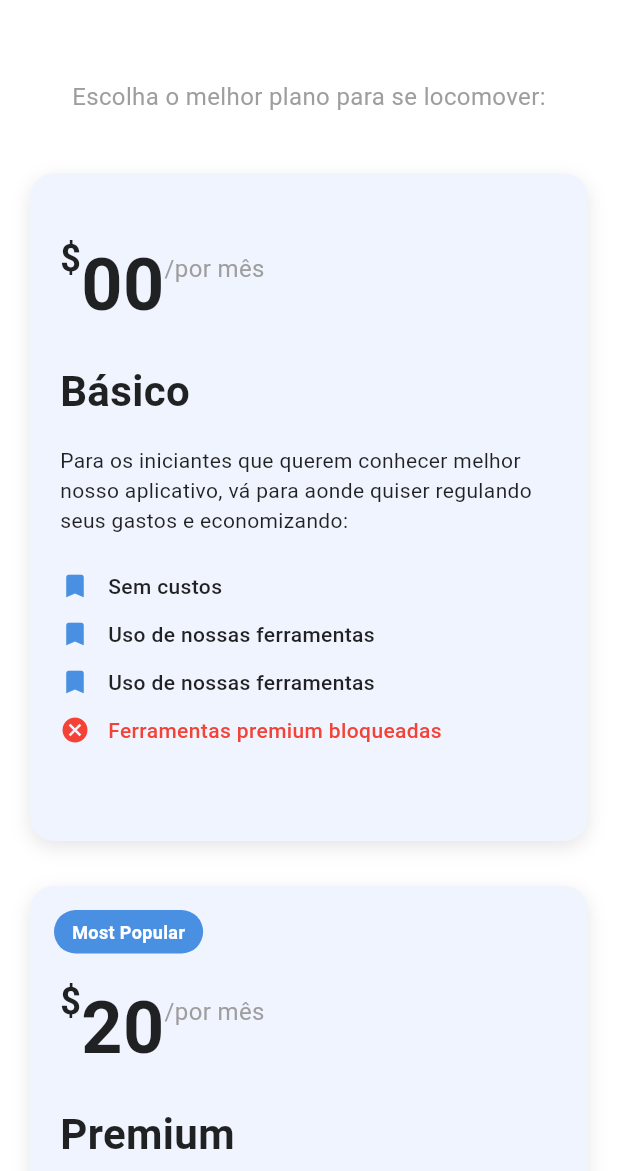
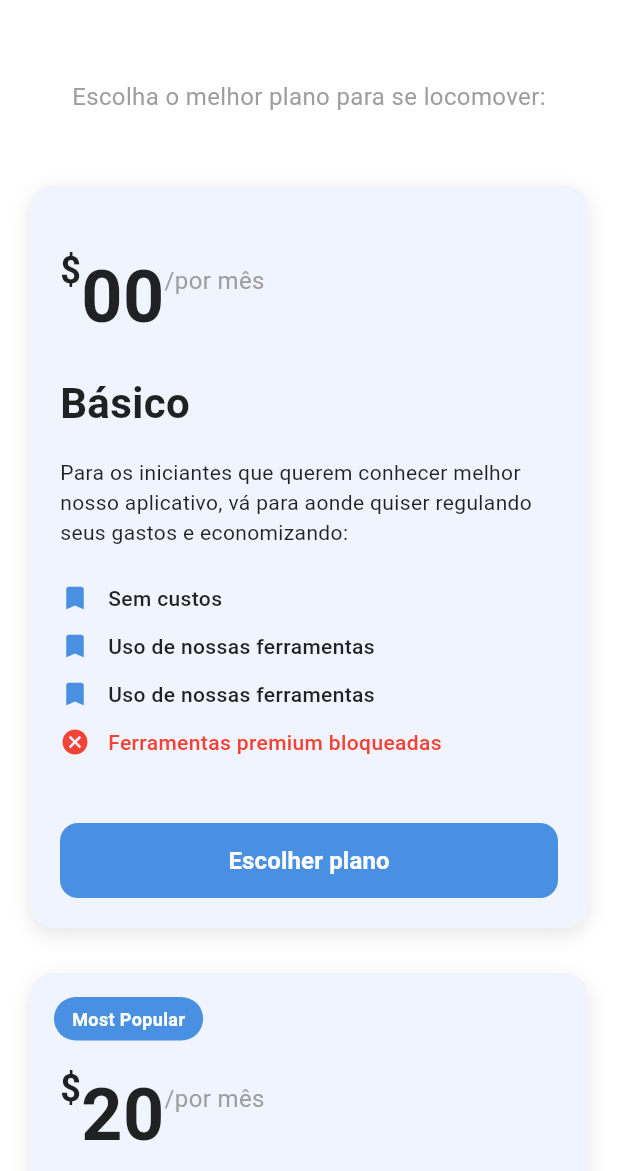
Before and after one commit to kauaDaviAmaro/instacar, a Flutter app: the PlansPage screen opened by its route, on a phone screen of 412 x 824 dp, the part 65-1236 px from its top. Run offline on Flutter 3.47's test engine with Material 3 defaults, Android fonts, the phone set to English and light mode, and no system bars; our stand-ins replace awesome_bottom_bar, awesome_snackbar_content, diacritic, flutter_multi_formatter, flutter_xlider, go_router and 5 more; missing offline and left inert: dart:html, dart:ui_web; accounts and stored records are empty; network calls fail.

Commit message:
scrum-54 Adicionar atualização para o plano premium

```diff
--- a/instacar/lib/presentation/pages/main/plans.dart
+++ b/instacar/lib/presentation/pages/main/plans.dart
@@ -1,8 +1,60 @@
 import 'package:flutter/material.dart';
 import 'package:go_router/go_router.dart';
+import 'package:instacar/core/services/user_service.dart';
+import 'package:shared_preferences/shared_preferences.dart';
+import 'package:instacar/core/services/user_service.dart';
 
-class PlansPage extends StatelessWidget {
+class PlansPage extends StatefulWidget {
   const PlansPage({super.key});
+
+  @override
+  State<PlansPage> createState() => _PlansPageState();
+}
+
+class _PlansPageState extends State<PlansPage> {
+  String? _currentPlan; // 'basic' | 'premium' | null
+  bool _saving = false;
+
+  @override
+  void initState() {
+    super.initState();
+    _loadCurrentPlan();
+  }
+
+  Future<void> _loadCurrentPlan() async {
+    final prefs = await SharedPreferences.getInstance();
+    setState(() {
+      _currentPlan = prefs.getString('user_plan');
+    });
+  }
+
+  Future<void> _setPlan(String plan) async {
+    if (_saving) return;
+    setState(() {
+      _saving = true;
+    });
+    try {
+      final prefs = await SharedPreferences.getInstance();
+      await prefs.setString('user_plan', plan);
+      try { await UserService.updatePlan(plan); } catch (_) {}
+      setState(() {
+        _currentPlan = plan;
+      });
+      if (!mounted) return;
+      ScaffoldMessenger.of(context).showSnackBar(
+        SnackBar(
+          content: Text('Plano alterado para ${plan == 'premium' ? 'Premium' : 'Básico'}'),
+          backgroundColor: Colors.green,
+        ),
+      );
+    } finally {
+      if (mounted) {
+        setState(() {
+          _saving = false;
+        });
+      }
+    }
+  }
 
   @override
   Widget build(BuildContext context) {
@@ -14,7 +66,6 @@ class PlansPage extends StatelessWidget {
         leading: IconButton(
           icon: const Icon(Icons.arrow_back, color: Colors.black),
           onPressed: () {
-            // Tenta voltar no histórico, se não conseguir vai para login
             if (context.canPop()) {
               context.pop();
             } else {
@@ -47,6 +98,36 @@ class PlansPage extends StatelessWidget {
               ),
               textAlign: TextAlign.center,
             ),
+            const SizedBox(height: 8),
+            if (_currentPlan != null)
+              Container(
+                padding: const EdgeInsets.symmetric(horizontal: 12, vertical: 8),
+                decoration: BoxDecoration(
+                  color: (_currentPlan == 'premium' ? const Color(0xFF4A90E2) : Colors.grey).withOpacity(0.1),
+                  borderRadius: BorderRadius.circular(20),
+                  border: Border.all(
+                    color: _currentPlan == 'premium' ? const Color(0xFF4A90E2) : Colors.grey,
+                  ),
+                ),
+                child: Row(
+                  mainAxisSize: MainAxisSize.min,
+                  children: [
+                    Icon(
+                      Icons.check_circle,
+                      color: _currentPlan == 'premium' ? const Color(0xFF4A90E2) : Colors.grey,
+                      size: 18,
+                    ),
+                    const SizedBox(width: 6),
+                    Text(
+                      'Plano atual: ${_currentPlan == 'premium' ? 'Premium' : 'Básico'}',
+                      style: TextStyle(
+                        color: _currentPlan == 'premium' ? const Color(0xFF4A90E2) : Colors.grey,
+                        fontWeight: FontWeight.w600,
+                      ),
+                    ),
+                  ],
+                ),
+              ),
             const SizedBox(height: 40),
 
             // Plano Básico
@@ -62,6 +143,7 @@ class PlansPage extends StatelessWidget {
                 'Ferramentas premium bloqueadas',
               ],
               isPopular: false,
+              planKey: 'basic',
             ),
 
             const SizedBox(height: 30),
@@ -80,6 +162,7 @@ class PlansPage extends StatelessWidget {
                 'Maior número salvos em favoritos',
               ],
               isPopular: true,
+              planKey: 'premium',
             ),
           ],
         ),
@@ -94,6 +177,7 @@ class PlansPage extends StatelessWidget {
     required String description,
     required List<String> features,
     required bool isPopular,
+    required String planKey,
   }) {
     return Container(
       width: double.infinity,
@@ -230,28 +314,39 @@ class PlansPage extends StatelessWidget {
                 const SizedBox(height: 32),
 
                 // Botão
-                // SizedBox(
-                //   width: double.infinity,
-                //   height: 50,
-                //   child: ElevatedButton(
-                //     onPressed: onTap,
-                //     style: ElevatedButton.styleFrom(
-                //       backgroundColor: const Color(0xFF4A90E2),
-                //       foregroundColor: Colors.white,
-                //       shape: RoundedRectangleBorder(
-                //         borderRadius: BorderRadius.circular(12),
-                //       ),
-                //       elevation: 0,
-                //     ),
-                //     child: const Text(
-                //       'Escolha Plano',
-                //       style: TextStyle(
-                //         fontSize: 16,
-                //         fontWeight: FontWeight.bold,
-                //       ),
-                //     ),
-                //   ),
-                // ),
+                SizedBox(
+                  width: double.infinity,
+                  height: 50,
+                  child: ElevatedButton(
+                    onPressed: (_currentPlan == planKey || _saving)
+                        ? null
+                        : () => _setPlan(planKey),
+                    style: ElevatedButton.styleFrom(
+                      backgroundColor: const Color(0xFF4A90E2),
+                      foregroundColor: Colors.white,
+                      shape: RoundedRectangleBorder(
+                        borderRadius: BorderRadius.circular(12),
+                      ),
+                      elevation: 0,
+                    ),
+                    child: _saving && _currentPlan != planKey
+                        ? const SizedBox(
+                            width: 22,
+                            height: 22,
+                            child: CircularProgressIndicator(
+                              color: Colors.white,
+                              strokeWidth: 2.4,
+                            ),
+                          )
+                        : Text(
+                            _currentPlan == planKey ? 'Plano atual' : 'Escolher plano',
+                            style: const TextStyle(
+                              fontSize: 16,
+                              fontWeight: FontWeight.bold,
+                            ),
+                          ),
+                  ),
+                ),
               ],
             ),
           ),
@@ -259,5 +354,4 @@ class PlansPage extends StatelessWidget {
       ),
     );
   }
-
 }
```
